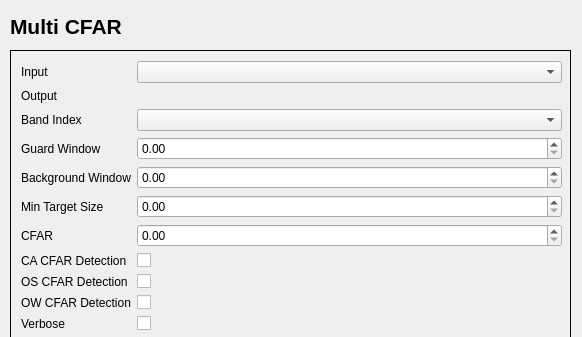
Qt form multi_cfar/multi_cfar_dialog_base.ui (AUGSignals/qgis-plugins) before a commit; both pictures show x 0 to 582 and y 0 to 337 of the 582 by 511 pixel window.
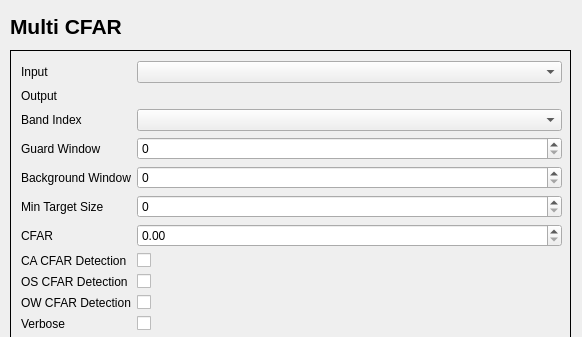
The same form after that commit. Custom widgets are drawn as their Qt base class.

Diff of the .ui file:
```diff
--- a/multi_cfar/multi_cfar_dialog_base.ui
+++ b/multi_cfar/multi_cfar_dialog_base.ui
@@ -101,7 +101,14 @@
        </widget>
       </item>
       <item row="3" column="1">
-       <widget class="QDoubleSpinBox" name="guardWindowDoubleSpinBox"/>
+       <widget class="QDoubleSpinBox" name="guardWindowDoubleSpinBox">
+        <property name="decimals">
+         <number>0</number>
+        </property>
+        <property name="maximum">
+         <double>10000.000000000000000</double>
+        </property>
+       </widget>
       </item>
       <item row="4" column="0">
        <widget class="QLabel" name="backgroundWindowLabel">
@@ -111,7 +118,14 @@
        </widget>
       </item>
       <item row="4" column="1">
-       <widget class="QDoubleSpinBox" name="backgroundWindowDoubleSpinBox"/>
+       <widget class="QDoubleSpinBox" name="backgroundWindowDoubleSpinBox">
+        <property name="decimals">
+         <number>0</number>
+        </property>
+        <property name="maximum">
+         <double>10000.000000000000000</double>
+        </property>
+       </widget>
       </item>
       <item row="5" column="0">
        <widget class="QLabel" name="minTargetSizeLabel">
@@ -121,7 +135,14 @@
        </widget>
       </item>
       <item row="5" column="1">
-       <widget class="QDoubleSpinBox" name="minTargetSizeDoubleSpinBox"/>
+       <widget class="QDoubleSpinBox" name="minTargetSizeDoubleSpinBox">
+        <property name="decimals">
+         <number>0</number>
+        </property>
+        <property name="maximum">
+         <double>10000.000000000000000</double>
+        </property>
+       </widget>
       </item>
       <item row="6" column="0">
        <widget class="QLabel" name="cfarLabel">
```
Left out of the diff: 9 changed lines with no effect on the pictures.
